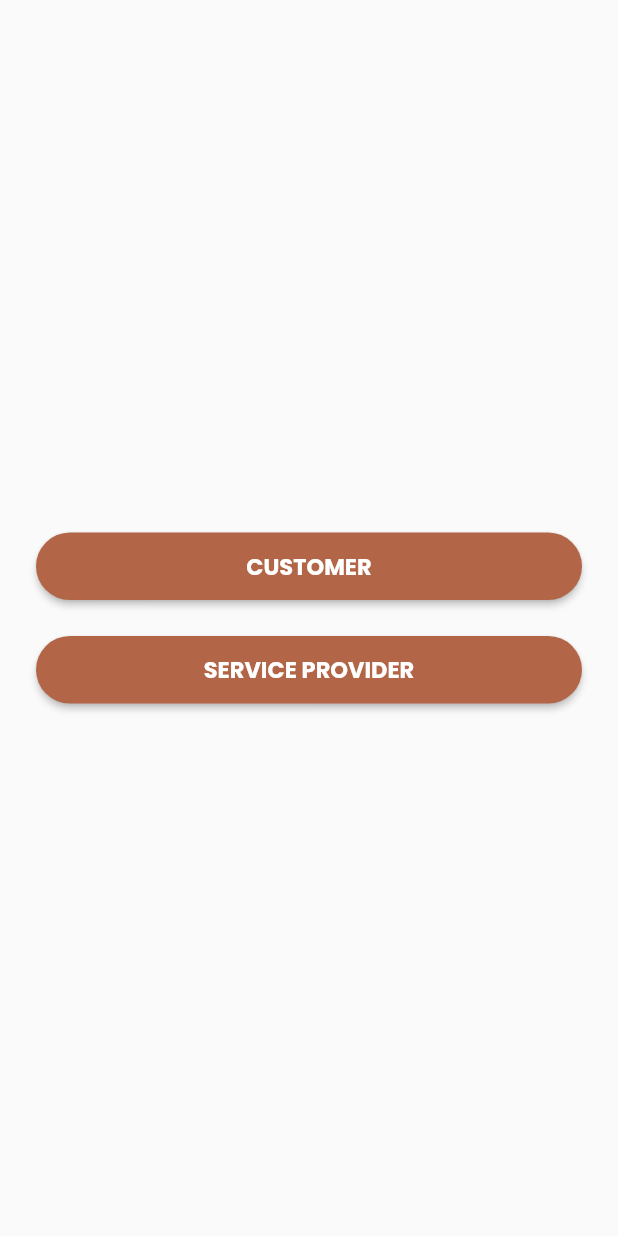
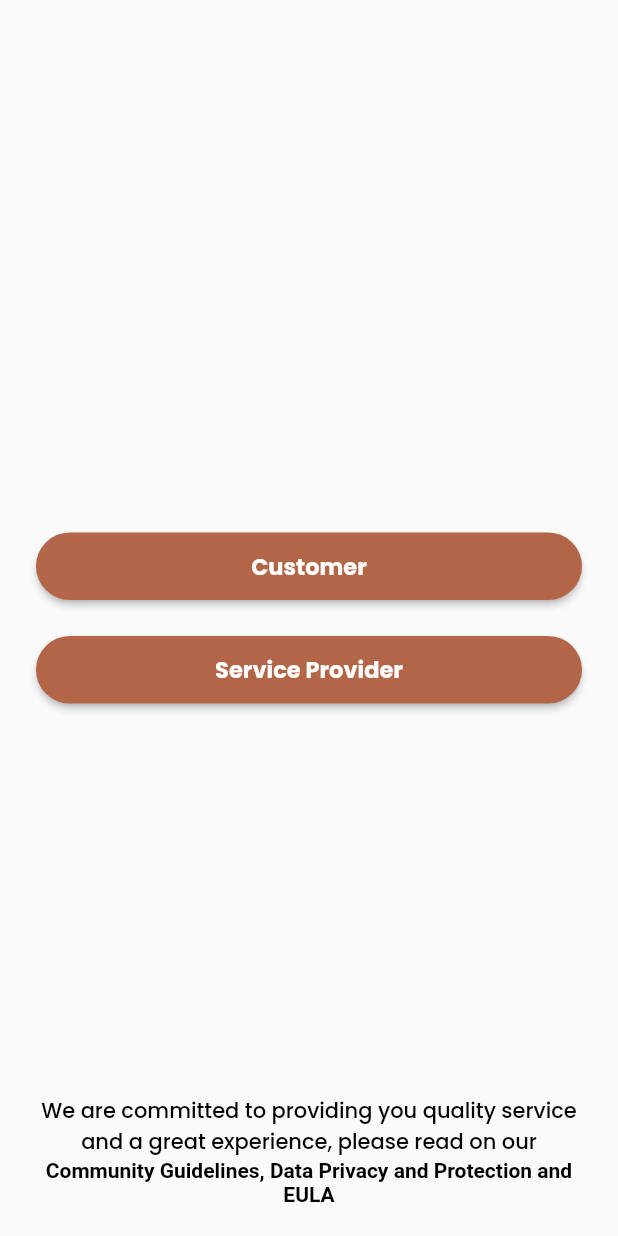
Before and after one commit to abdullah432/Mkhosi_App, a Flutter app: the UserTypeScreen screen opened directly, on a phone screen of 412 x 824 dp. Run offline on Flutter 3.47's test engine with Material 2 defaults, Android fonts, the phone set to English and light mode, and no system bars; our stand-ins replace bubble_tab_indicator, cloud_firestore, firebase_auth, firebase_core, firebase_dynamic_links, firebase_storage and 10 more; missing offline and left inert: agora_rtc_engine, flutter_mailer, geocoder, language_pickers; accounts and stored records are empty; network calls fail.

Commit message:
UI changes point 1 complete

```diff
--- a/lib/main_ui/general_ui/setting_page.dart
+++ b/lib/main_ui/general_ui/setting_page.dart
@@ -348,7 +348,13 @@ class _SettingPageState extends State<SettingPage>
         });
         break;
       case 7:
-        NavigationController.push(context, WebViewPage());
+        NavigationController.push(
+          context,
+          WebViewPage(
+            link: StringConstants.PRIVACY_POLICY_LINK,
+            title: 'Privacy Policy',
+          ),
+        );
         break;
       case 8:
         NavigationController.push(context, AboutPage());
--- a/lib/main_ui/general_ui/user_types_screen.dart
+++ b/lib/main_ui/general_ui/user_types_screen.dart
@@ -1,11 +1,14 @@
+import 'package:flutter/gestures.dart';
 import 'package:flutter/material.dart';
 import 'package:flutter/rendering.dart';
 import 'package:makhosi_app/contracts/i_rounded_button_clicked.dart';
 import 'package:makhosi_app/enums/click_type.dart';
 import 'package:makhosi_app/main_ui/general_ui/login_screen.dart';
 import 'package:makhosi_app/ui_components/app_buttons.dart';
+import 'package:makhosi_app/ui_components/settings/terms_policy.dart';
 import 'package:makhosi_app/utils/navigation_controller.dart';
 import 'package:makhosi_app/utils/others.dart';
+import 'package:makhosi_app/utils/string_constants.dart';
 
 class UserTypeScreen extends StatefulWidget {
   @override
@@ -17,7 +20,9 @@ class _UserTypeScreenState extends State<UserTypeScreen>
   @override
   Widget build(BuildContext context) {
     return Scaffold(
-      body: Container(
+        body: Stack(
+      children: [
+        Container(
           padding: EdgeInsets.all(24),
           alignment: Alignment.center,
           child: Column(
@@ -27,20 +32,85 @@ class _UserTypeScreenState extends State<UserTypeScreen>
               AppButtons.getRoundedButton(
                 context: context,
                 iRoundedButtonClicked: this,
-              label: 'CUSTOMER',
+                label: 'Customer',
                 clickType: ClickType.PATIENT,
               ),
               Others.getSizedBox(boxHeight: 24, boxWidth: 0),
               AppButtons.getRoundedButton(
                 context: context,
                 iRoundedButtonClicked: this,
-              label: 'SERVICE PROVIDER',
+                label: 'Service Provider',
                 clickType: ClickType.PRACTITIONER,
               ),
             ],
           ),
         ),
-    );
+        Positioned(
+          bottom: 0.0,
+          left: 0.0,
+          right: 0.0,
+          child: Align(
+            alignment: FractionalOffset.bottomCenter,
+            child: Padding(
+              padding: const EdgeInsets.all(20.0),
+              child: Column(
+                children: [
+                  RichText(
+                    textAlign: TextAlign.center,
+                    text: new TextSpan(
+                      text:
+                          'We are committed to providing you quality service and a great experience, please read on our ',
+                      style: TextStyle(
+                        fontFamily: 'Poppins',
+                        color: Colors.black,
+                      ),
+                      children: <TextSpan>[
+                        TextSpan(
+                          text: 'Community Guidelines, ',
+                          style: new TextStyle(fontWeight: FontWeight.bold),
+                          recognizer: new TapGestureRecognizer()
+                            ..onTap = () => NavigationController.push(
+                                  context,
+                                  WebViewPage(
+                                    link: StringConstants.PRIVACY_POLICY_LINK,
+                                    title: 'Community Guidelines',
+                                  ),
+                                ),
+                        ),
+                        TextSpan(
+                          text: 'Data Privacy and Protection ',
+                          style: new TextStyle(fontWeight: FontWeight.bold),
+                          recognizer: new TapGestureRecognizer()
+                            ..onTap = () => NavigationController.push(
+                                  context,
+                                  WebViewPage(
+                                    link: StringConstants.PRIVACY_POLICY_LINK,
+                                    title: 'Data Privacy and Protection',
+                                  ),
+                                ),
+                        ),
+                        TextSpan(
+                          text: 'and EULA',
+                          style: new TextStyle(fontWeight: FontWeight.bold),
+                          recognizer: new TapGestureRecognizer()
+                            ..onTap = () => NavigationController.push(
+                                  context,
+                                  WebViewPage(
+                                    link: StringConstants.PRIVACY_POLICY_LINK,
+                                    title: 'EULA',
+                                  ),
+                                ),
+                        ),
+                      ],
+                    ),
+                  ),
+                ],
+              ),
+            ),
+          ),
+        ),
+      ],
+    ));
   }
 
   @override
--- a/lib/main_ui/patients_ui/home/patient_home.dart
+++ b/lib/main_ui/patients_ui/home/patient_home.dart
@@ -93,7 +93,7 @@ class _PatientHomeState extends State<PatientHome> {
                 child: Text('All'),
               ),
               Tab(
-                child: Text('Nearby Practitioners'),
+                child: Text('Nearby Businesses'),
               ),
               Tab(
                 child: Text('Favorites'),
--- a/lib/utils/string_constants.dart
+++ b/lib/utils/string_constants.dart
@@ -2,6 +2,8 @@ class StringConstants {
   static const SELECTED_GENDER = 'Select Gender';
   static const DATE_OF_BIRTH = 'Select Birth Day';
   static const REPORT_CLIENT = 'Report a Customer/Client';
+  static const PRIVACY_POLICY_LINK =
+      'https://drive.google.com/file/d/1n1hygtujTYPbx8lxc0k3PqyfLRUJ3Cef/view?usp=sharing';
   static const REPORT_CLIENT_INSTRUCTIONS =
       'To report a Customer/Client, please make sure all fields are filled in';
   static const REPORT_SERVER_PROVIDER = 'Report a Service Provider';
```
Also changed, not shown: lib/main_ui/general_ui/login_screen.dart (+5 -5 lines), lib/ui_components/settings/terms_policy.dart (+19 -8 lines), 2 other files. Lines whose indentation alone changed are shown as unchanged.
